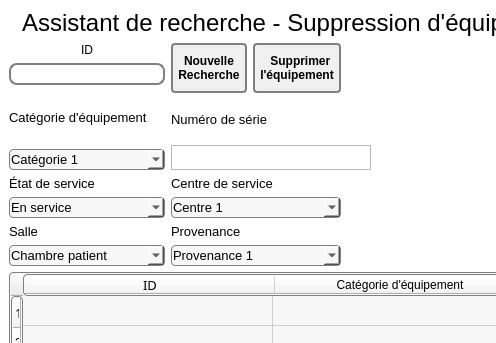
Qt form Interface/FenetresEnUI/SuppressionEquipement2.ui (ProjetPC2/SIMM2.0-DEV) before a commit; both pictures show x 0 to 496 and y 0 to 343 of the 1440 by 810 pixel window.
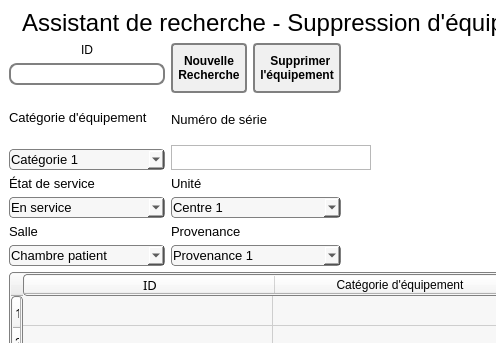
The same form after that commit. Icons and pictures are not drawn.

Commit message:
Centre de service/Code ASSET/Hopital St-Michel
J'ai modifié Centre de Service pour Unité, Code ASSET pour Voltage/Courant et Hopital Saint-Michel pour Hopital Universitaire Justinien dans toutes les fenêtres .ui. Je vais re-commit quand je les aurais transformer en .py

```diff
--- a/Interface/FenetresEnUI/SuppressionEquipement2.ui
+++ b/Interface/FenetresEnUI/SuppressionEquipement2.ui
@@ -393,7 +393,7 @@
          </font>
         </property>
         <property name="text">
-         <string>Centre de service</string>
+         <string>Unité</string>
         </property>
        </widget>
       </item>
```
Left out of the diff: 2 changed lines with no effect on the pictures. The commit also changes 16 other files.
